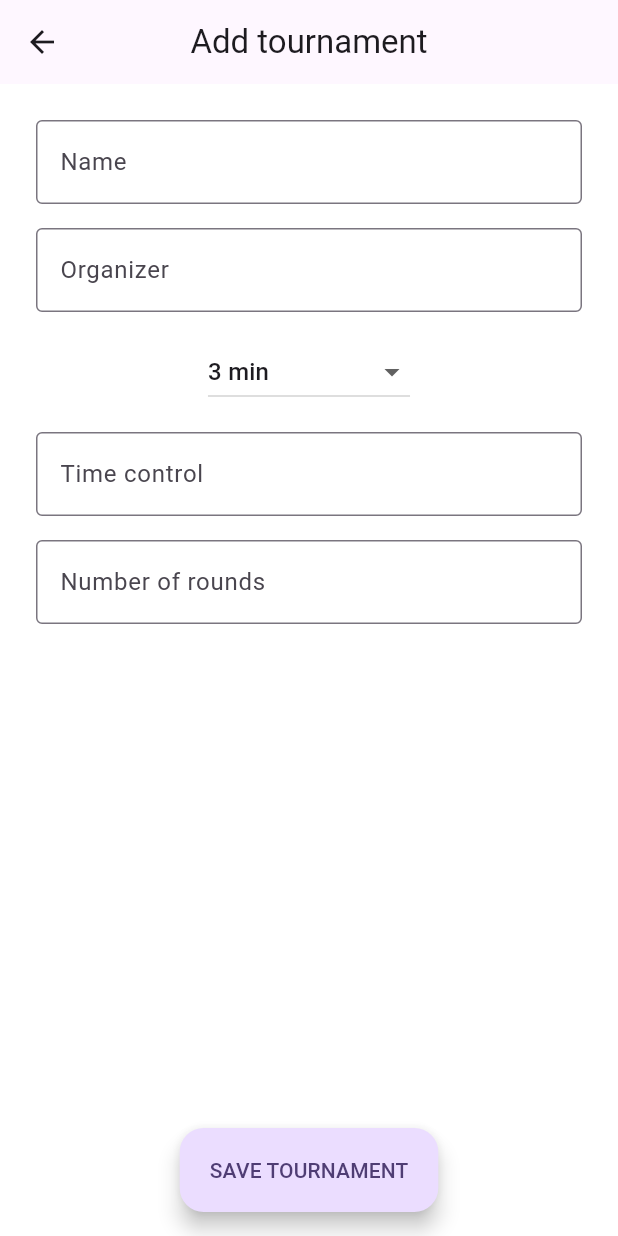
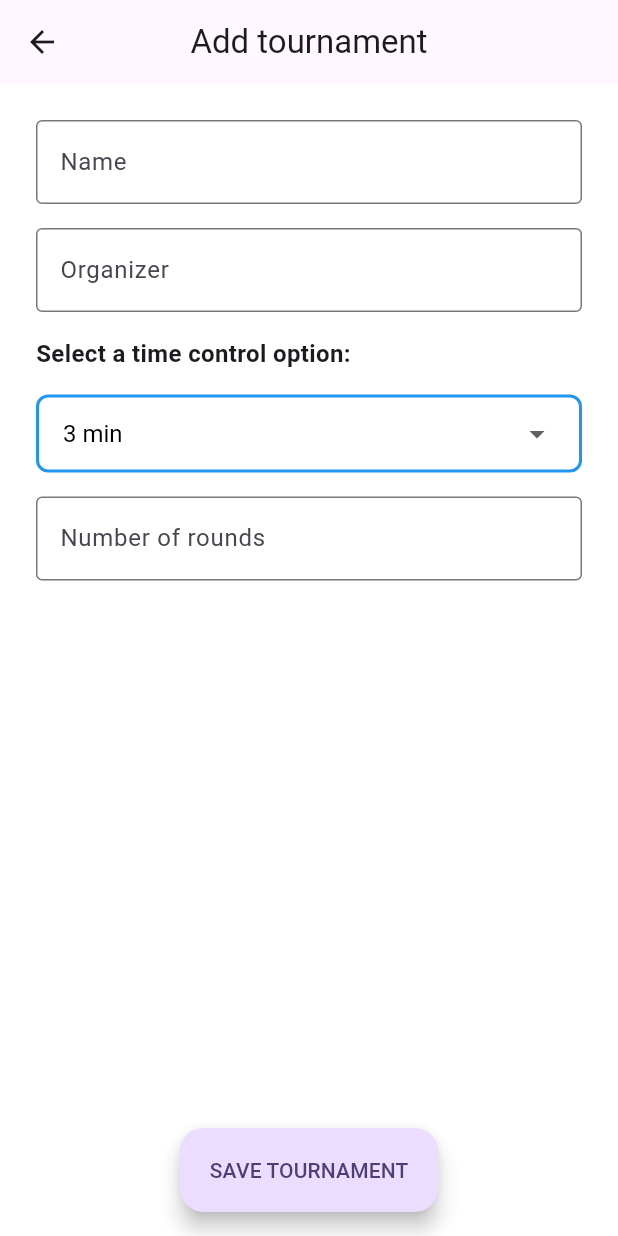
Before and after one commit to costm-software/costm-software, a Flutter app: the AddTournamentPage screen opened directly, on a phone screen of 412 x 824 dp. Run offline on Flutter 3.47's test engine with Material 2 defaults, Android fonts, the phone set to English and light mode, and no system bars; our stand-ins replace flutter_secure_storage, riverpod; accounts and stored records are empty.

Commit message:
refactoring: refactores code

```diff
--- a/lib/views/add_tournament_view.dart
+++ b/lib/views/add_tournament_view.dart
@@ -2,7 +2,7 @@ import 'package:flutter/material.dart';
 import 'package:costm_software/models/tournament_model.dart';
 import 'package:flutter_secure_storage/flutter_secure_storage.dart';
 import 'dart:convert';
-import 'dart:io';
+import 'package:flutter/services.dart';
 
 class AddTournamentPage extends StatefulWidget {
   const AddTournamentPage({Key? key}) : super(key: key);
@@ -18,7 +18,7 @@ class _AddTournamentPageState extends State<AddTournamentPage> {
   final TextEditingController roundsController = TextEditingController();
   final FlutterSecureStorage secureStorage = const FlutterSecureStorage();
 
-  final List<String> timeControlList = <String>[
+  final List<String> timeControlList = const [
     '3 min',
     '3 min | 2 sec',
     '5 min',
@@ -42,7 +42,7 @@ class _AddTournamentPageState extends State<AddTournamentPage> {
   void onTimeControlChanged(String? newValue) {
     if (timeControlList.contains(newValue)) {
       setState(() {
-        dropdownValue = newValue ?? '';
+        dropdownValue = newValue!;
         timeControlController.text = dropdownValue;
       });
     }
@@ -74,19 +74,13 @@ class _AddTournamentPageState extends State<AddTournamentPage> {
           tournamentListData.map((t) => Tournament.fromJson(t)).toList();
     }
 
-    // Write the tournamentListJson to a .json file
-    File jsonFile = File('tournamentList.json');
-    await jsonFile.writeAsString(tournamentListJson ?? '');
-
     // Add new tournament to the list
     tournamentList.add(tournament);
 
     // Write updated tournament list back to secure storage
-    final List<Map<String, dynamic>> tournamentListJsonData =
-        tournamentList.map((t) => t.toJson()).toList();
     await secureStorage.write(
       key: 'tournamentList',
-      value: jsonEncode(tournamentListJsonData),
+      value: jsonEncode(tournamentList.map((t) => t.toJson()).toList()),
     );
 
     nameController.clear();
@@ -157,6 +151,7 @@ class _AddTournamentPageState extends State<AddTournamentPage> {
             Padding(
               padding: const EdgeInsets.all(8.0),
               child: TextField(
+                key: const ValueKey('nameField'),
                 controller: nameController,
                 maxLines: 1,
                 decoration: const InputDecoration(
@@ -176,36 +171,69 @@ class _AddTournamentPageState extends State<AddTournamentPage> {
                 ),
               ),
             ),
+            Column(crossAxisAlignment: CrossAxisAlignment.start, children: [
+              const SizedBox(height: 8),
+              const Padding(
+                  padding: EdgeInsets.symmetric(horizontal: 8),
+                  child: Text(
+                    'Select a time control option:',
+                    style: TextStyle(
+                      fontSize: 16,
+                      fontWeight: FontWeight.bold,
+                    ),
+                  )),
+              const SizedBox(
+                height: 8,
+              ),
               Padding(
                 padding: const EdgeInsets.all(8.0),
-              child: DropdownButton(
+                child: Container(
+                  padding: const EdgeInsets.symmetric(horizontal: 16),
+                  decoration: BoxDecoration(
+                    borderRadius: BorderRadius.circular(8),
+                    border: Border.all(
+                      color: Colors.blue,
+                      width: 2,
+                    ),
+                  ),
+                  child: DropdownButtonHideUnderline(
+                    child: DropdownButton<String>(
+                      hint: const Text('Select an option'),
                       value: dropdownValue,
-                items: timeControlList.map((String value) {
-                  return DropdownMenuItem(
+                      isExpanded: true,
+                      icon: const Icon(Icons.arrow_drop_down),
+                      iconSize: 24,
+                      elevation: 16,
+                      style: const TextStyle(
+                        color: Colors.black,
+                        fontSize: 16,
+                      ),
+                      underline: Container(
+                        height: 2,
+                        color: Colors.blue,
+                      ),
+                      onChanged: onTimeControlChanged,
+                      items: timeControlList
+                          .map<DropdownMenuItem<String>>((String value) {
+                        return DropdownMenuItem<String>(
                           value: value,
                           child: Text(value),
                         );
                       }).toList(),
-                onChanged: onTimeControlChanged,
-              ),
-            ),
-            Padding(
-              padding: const EdgeInsets.all(8.0),
-              child: TextField(
-                controller: timeControlController,
-                maxLines: 1,
-                decoration: const InputDecoration(
-                  border: OutlineInputBorder(),
-                  labelText: 'Time control',
                     ),
                   ),
                 ),
+              ),
+            ]),
             Padding(
               padding: const EdgeInsets.all(8.0),
               child: TextField(
                 controller: roundsController,
                 maxLines: 1,
                 keyboardType: TextInputType.number,
+                inputFormatters: <TextInputFormatter>[
+                  FilteringTextInputFormatter.allow(RegExp(r'[0-9]')),
+                ],
                 decoration: const InputDecoration(
                   border: OutlineInputBorder(),
                   labelText: 'Number of rounds',
```
Also changed, not shown: lib/models/matches_model.dart (added, +33 -0 lines), lib/models/player_model.dart (added, +25 -0 lines), lib/models/rounds_model.dart (added, +28 -0 lines), lib/models/tournament_model.dart (+10 -88 lines), lib/views/add_player_view.dart (+7 -2 lines), lib/views/player_detail_view.dart (+14 -22 lines). Lines whose indentation alone changed are shown as unchanged.
